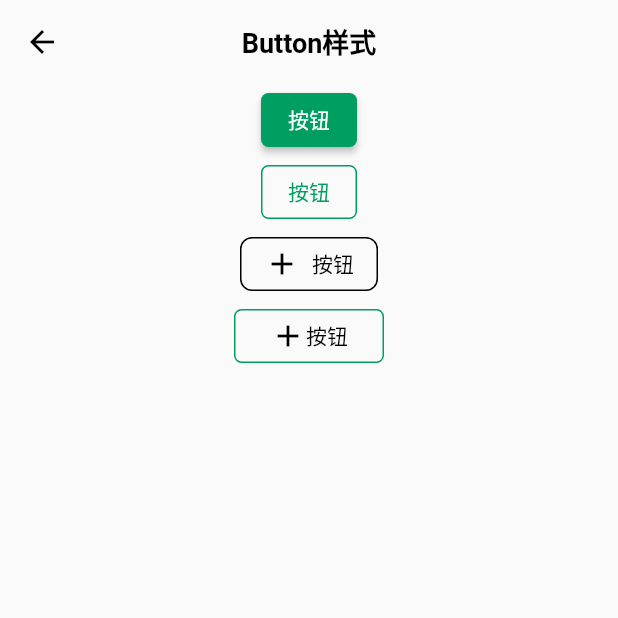
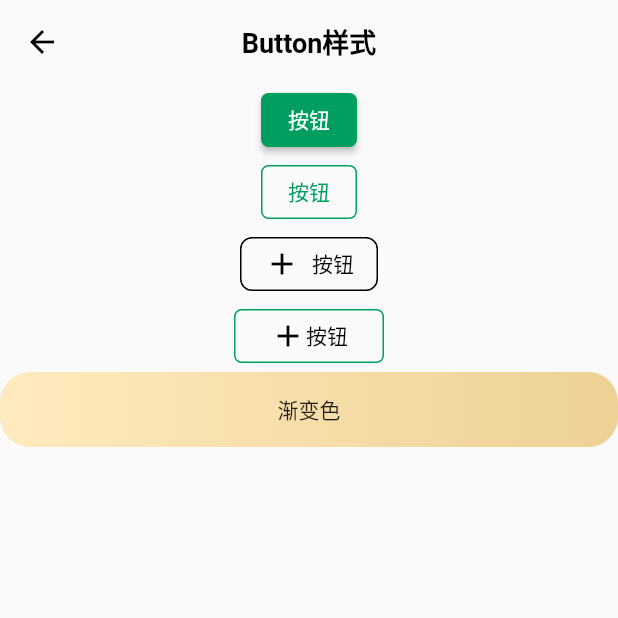
Before and after one commit to VincentStory/flutter_control_project, a Flutter app: the ButtonPage screen opened by its route, on a phone screen of 412 x 824 dp, the top half of it. Run offline on Flutter 3.47's test engine with Material 2 defaults, Android fonts, the phone set to English and light mode, and no system bars; our stand-ins replace flutter_swiper_view.

Commit message:
添加渐变色button样式

```diff
--- a/lib/page/button_page.dart
+++ b/lib/page/button_page.dart
@@ -1,6 +1,5 @@
 import 'package:flutter/material.dart';
 import 'package:flutter_control_project/widget/app_bar.dart';
-
 
 class ButtonPage extends StatelessWidget {
   const ButtonPage({Key? key}) : super(key: key);
@@ -11,14 +10,28 @@ class ButtonPage extends StatelessWidget {
       appBar: appBar(title: 'Button样式'),
       body: Column(
         children: [
-          Center(
+          _button1(),
+          _button2(),
+          //实现文字加图片的效果
+          _button3(),
+          //另外一种方式实现图片加文字的效果
+          _button4(),
+          //实现渐变颜色按钮
+          _button5(),
+        ],
+      ),
+    );
+  }
+
+  _button1() {
+    return Center(
       child: ElevatedButton(
         onPressed: () {
           print('click Button');
         },
         style: ButtonStyle(
-                  shape: MaterialStateProperty.all(RoundedRectangleBorder(
-                      borderRadius: BorderRadius.circular(5))),
+            shape: MaterialStateProperty.all(
+                RoundedRectangleBorder(borderRadius: BorderRadius.circular(5))),
             padding: MaterialStateProperty.all(
                 const EdgeInsets.symmetric(vertical: 2)),
             backgroundColor:
@@ -28,8 +41,11 @@ class ButtonPage extends StatelessWidget {
           style: TextStyle(fontSize: 14),
         ),
       ),
-          ),
-          OutlinedButton(
+    );
+  }
+
+  _button2() {
+    return OutlinedButton(
       onPressed: () {
         print("click Button");
       },
@@ -47,9 +63,11 @@ class ButtonPage extends StatelessWidget {
           color: Color(0xff009E60),
         ),
       ),
-          ),
-          //实现文字加图片的效果
-          OutlinedButton.icon(
+    );
+  }
+
+  _button3() {
+    return OutlinedButton.icon(
       icon: const Icon(
         Icons.add,
         color: Color(0xff000000),
@@ -73,9 +91,11 @@ class ButtonPage extends StatelessWidget {
           color: Color(0xff000000),
         ),
       ),
-          ),
-          //另外一种方式实现图片加文字的效果
-          Container(
+    );
+  }
+
+  _button4() {
+    return Container(
       width: 100,
       child: OutlinedButton(
         onPressed: () {
@@ -87,7 +107,7 @@ class ButtonPage extends StatelessWidget {
           ),
           side: BorderSide(color: Color(0xff009E60)),
         ),
-              child: Row(
+        child: const Row(
           mainAxisAlignment: MainAxisAlignment.center,
           children: [
             Icon(
@@ -101,9 +121,23 @@ class ButtonPage extends StatelessWidget {
           ],
         ),
       ),
-          ),
+    );
+  }
 
-        ],
+  _button5() {
+    return InkWell(
+      onTap: () {
+        print("click Button");
+      },
+      child: Container(
+        alignment: Alignment.center,
+        width: double.infinity,
+        height: 50,
+        decoration: BoxDecoration(
+            borderRadius: BorderRadius.circular(20),
+            gradient: const LinearGradient(
+                colors: [Color(0xffFFEBBF), Color(0xffEDD195)])),
+        child: const Text('渐变色'),
       ),
     );
   }
```
Lines whose indentation alone changed are shown as unchanged.
